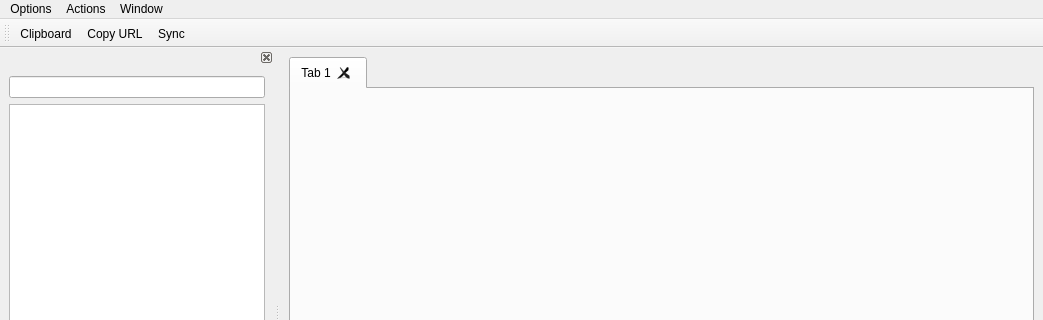
arsham/gistflow, file qml/mainwindow.ui: the form before one commit; both pictures show x 0 to 1043 and y 0 to 320 of the 1043 by 600 pixel window.
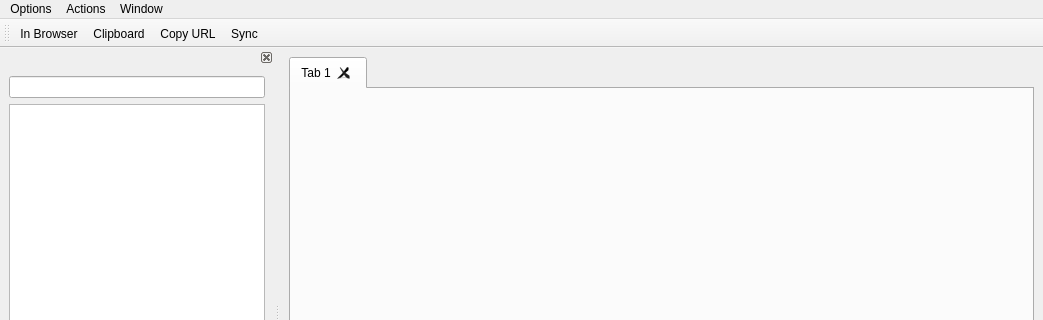
The form after the commit.

Commit message: open gist in browser (closes #18)

What changed in the file:
```diff
--- a/qml/mainwindow.ui
+++ b/qml/mainwindow.ui
@@ -138,6 +138,7 @@
    <attribute name="toolBarBreak">
     <bool>false</bool>
    </attribute>
+   <addaction name="actionInBrowser"/>
    <addaction name="actionClipboard"/>
    <addaction name="actionCopyURL"/>
    <addaction name="actionSync"/>
@@ -204,6 +205,14 @@
     <string>Copy gist URL to clipboard</string>
    </property>
   </action>
+  <action name="actionInBrowser">
+   <property name="text">
+    <string>In Browser</string>
+   </property>
+   <property name="toolTip">
+    <string>Open Gist in browser</string>
+   </property>
+  </action>
  </widget>
  <resources/>
  <connections>
```
Left out of the diff: 1 changed line with no effect on the pictures. The commit also changes 7 other files.
